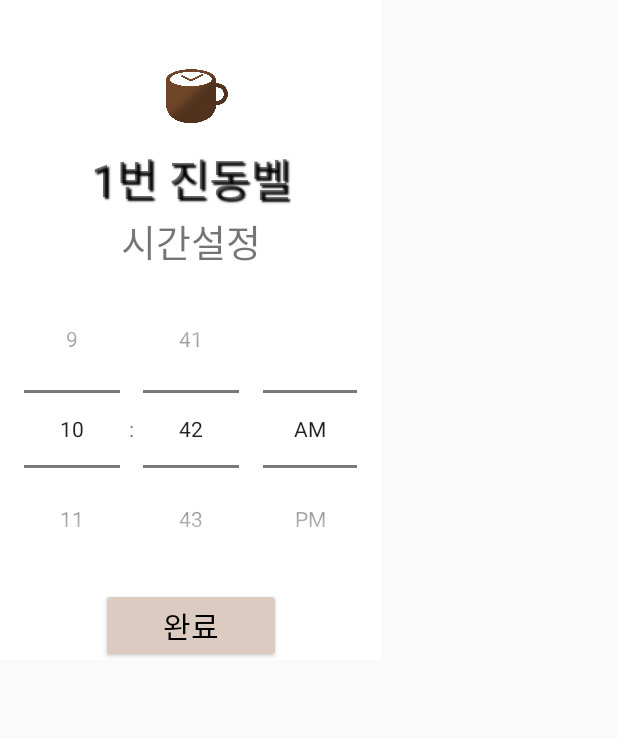
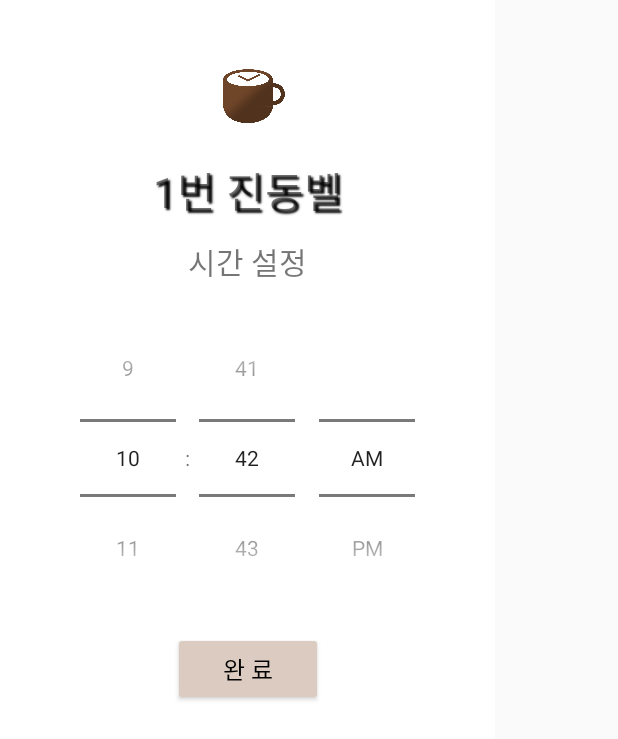
Before and after one commit to silverain364/TimeBrew_App, an Android app: the layout buzzer_rec.xml on its own in the app's theme, with its tools: preview values and no code run, on a phone screen of 412 x 824 dp. Shown: the top 739 px of the screen. Run offline under Robolectric (Android 15) with nearby library versions, the phone set to English and light mode, and no system bars.

Commit message:
feat. 진동벨/테이블 정보 알림 페이지 수정

```diff
--- a/app/src/main/res/layout/buzzer_rec.xml
+++ b/app/src/main/res/layout/buzzer_rec.xml
@@ -1,10 +1,11 @@
 <?xml version="1.0" encoding="utf-8"?>
-<androidx.constraintlayout.widget.ConstraintLayout xmlns:android="http://schemas.android.com/apk/res/android"
-                                                   xmlns:tools="http://schemas.android.com/tools"
-                                                   android:layout_width="254dp"
-                                                   android:layout_height="440dp"
-                                                   xmlns:app="http://schemas.android.com/apk/res-auto"
-android:background="@color/white">
+<androidx.constraintlayout.widget.ConstraintLayout
+        xmlns:android="http://schemas.android.com/apk/res/android"
+        xmlns:tools="http://schemas.android.com/tools"
+        android:layout_width="330dp"
+        android:layout_height="515dp"
+        xmlns:app="http://schemas.android.com/apk/res-auto"
+        android:background="@color/white">
 <!--진동벨 인식 시 나타나는 팝업창 레이아웃으로 작성한 화면-->
 
     <ImageView
@@ -21,12 +22,13 @@ android:background="@color/white">
     <TextView
             android:layout_width="wrap_content"
             android:layout_height="wrap_content"
+            android:layout_marginTop="10dp"
             android:id="@+id/buzzer_num"
             app:layout_constraintTop_toBottomOf="@+id/logo_img"
             app:layout_constraintRight_toRightOf="parent"
             app:layout_constraintLeft_toLeftOf="parent"
             android:text="1번 진동벨"
-            android:textSize="30dp"
+            android:textSize="28dp"
             android:shadowColor="@color/black"
             android:shadowDx="2"
             android:shadowDy="2"
@@ -37,9 +39,10 @@ android:background="@color/white">
     <TextView
             android:layout_width="wrap_content"
             android:layout_height="wrap_content"
+            android:layout_marginTop="11dp"
             android:id="@+id/tset"
-            android:text="시간설정"
-            android:textSize="25dp"
+            android:text="시간 설정"
+            android:textSize="20dp"
             app:layout_constraintTop_toBottomOf="@+id/buzzer_num"
             app:layout_constraintRight_toRightOf="parent"
             app:layout_constraintLeft_toLeftOf="parent"
@@ -71,20 +74,22 @@ android:background="@color/white">
             app:layout_constraintLeft_toLeftOf="parent"
             app:layout_constraintTop_toBottomOf="@+id/tset"
             app:layout_constraintRight_toRightOf="parent"
+            android:layout_marginTop="10dp"
             android:id="@+id/timePicker"
             android:layout_width="wrap_content"
             android:layout_height="wrap_content"
             android:timePickerMode="spinner" />
 
     <Button
-            android:layout_width="120dp"
-            android:layout_height="50dp"
+            android:layout_width="100dp"
+            android:layout_height="49dp"
+            android:layout_marginTop="10dp"
             android:id="@+id/bt_set_btn"
             app:layout_constraintTop_toBottomOf="@+id/timePicker"
             app:layout_constraintRight_toRightOf="parent"
             app:layout_constraintLeft_toLeftOf="parent"
-            android:textSize="20dp"
-            android:text="완료"
+            android:textSize="16dp"
+            android:text="완 료"
             android:backgroundTint="@color/btn_color"
             android:textColor="@color/black"
 
--- a/app/src/main/res/layout/table_info.xml
+++ b/app/src/main/res/layout/table_info.xml
@@ -2,7 +2,7 @@
 <androidx.constraintlayout.widget.ConstraintLayout
         xmlns:android="http://schemas.android.com/apk/res/android"
         android:layout_width="552dp"
-        android:layout_height="348dp"
+        android:layout_height="355dp"
         xmlns:app="http://schemas.android.com/apk/res-auto"
         android:background="@color/white">
 >
```
